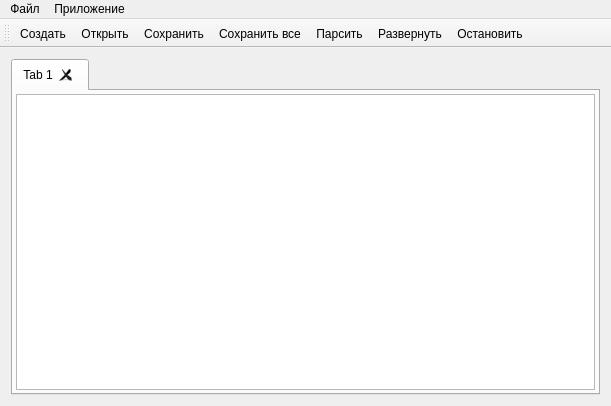
Above: terminal/src/mainwindow.ui from Automiq/alpha.protort before the change. Below: the same form after it.
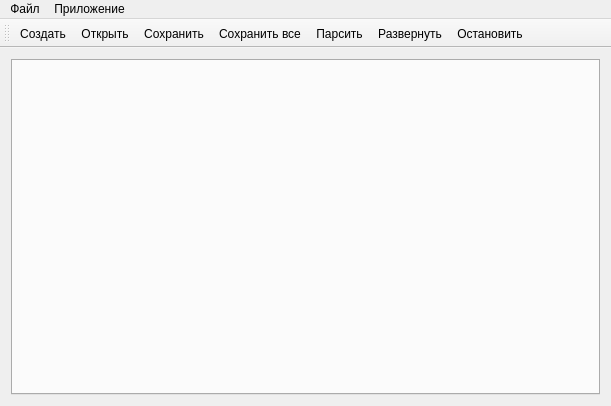
That is the form after the change. Icons and pictures are not drawn.

Commit message: изменено сохранение

```diff
--- a/terminal/src/mainwindow.ui
+++ b/terminal/src/mainwindow.ui
@@ -35,31 +35,6 @@
       <property name="movable">
        <bool>false</bool>
       </property>
-      <widget class="QWidget" name="tab">
-       <attribute name="title">
-        <string>Tab 1</string>
-       </attribute>
-       <layout class="QVBoxLayout" name="verticalLayout">
-        <property name="spacing">
-         <number>1</number>
-        </property>
-        <property name="leftMargin">
-         <number>3</number>
-        </property>
-        <property name="topMargin">
-         <number>3</number>
-        </property>
-        <property name="rightMargin">
-         <number>3</number>
-        </property>
-        <property name="bottomMargin">
-         <number>3</number>
-        </property>
-        <item>
-         <widget class="QTextEdit" name="text_edit"/>
-        </item>
-       </layout>
-      </widget>
      </widget>
     </item>
    </layout>
```
Left out of the diff: 2 changed lines with no effect on the pictures. The commit also changes 2 other files.
